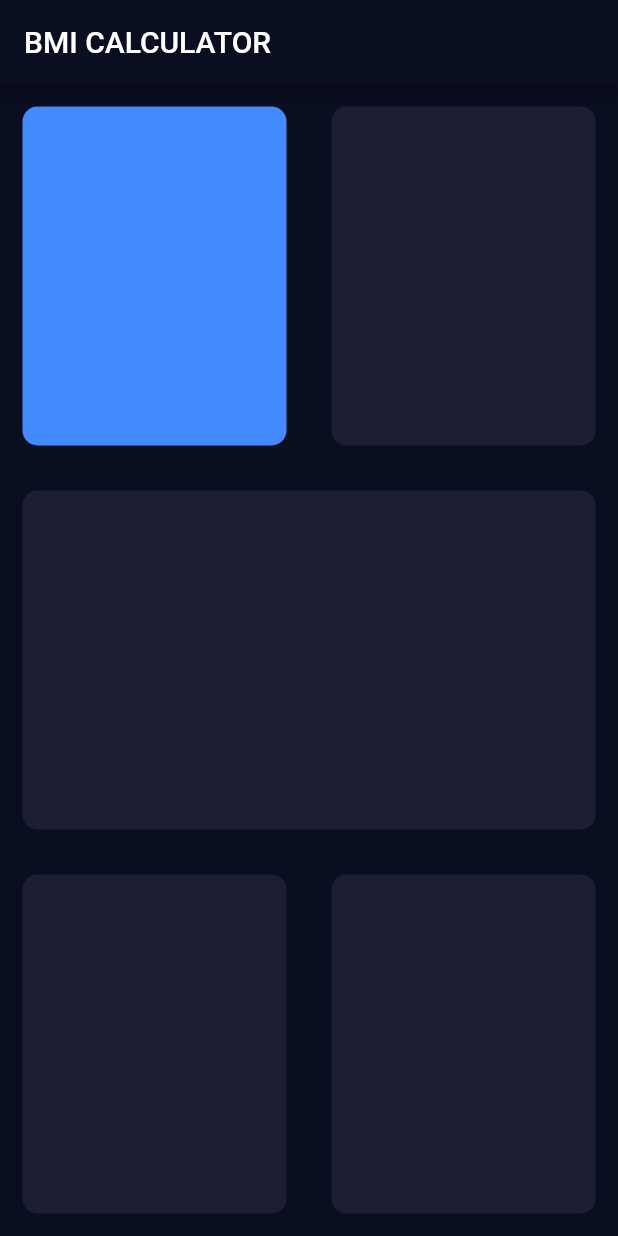
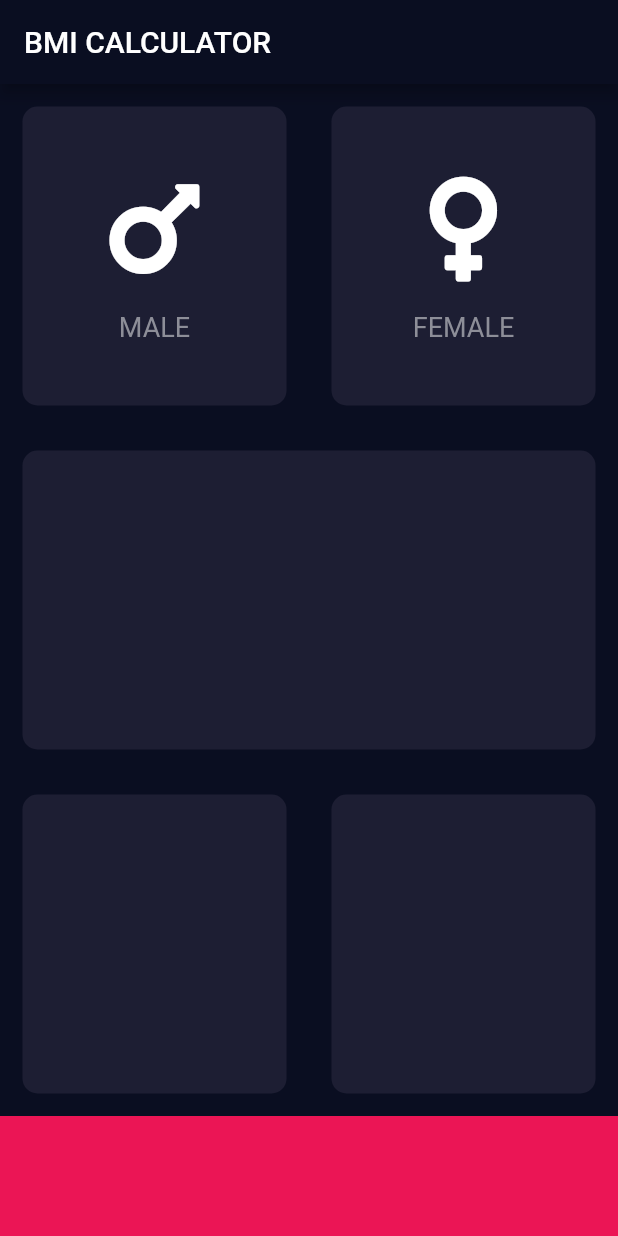
Before and after one commit to dmburyak/bmi_culculator, a Flutter app: the screen it shows after launch, on a phone screen of 412 x 824 dp. Run offline on Flutter 3.47's test engine with Material 2 defaults, Android fonts, the phone set to English and light mode, and no system bars; our stand-ins replace font_awesome_flutter.

Commit message:
add reusable card and icon content

```diff
--- /dev/null
+++ b/lib/icon_content.dart
@@ -0,0 +1,28 @@
+import 'package:flutter/material.dart';
+
+final TextStyle cardTextStyle = TextStyle(
+  fontSize: 18.0,
+  color: Color(0xFF8D8E98),
+);
+
+class IconContent extends StatelessWidget {
+  final IconData icon;
+  final String label;
+
+  IconContent({required this.icon, required this.label});
+
+  @override
+  Widget build(BuildContext context) {
+    return Column(
+      mainAxisAlignment: MainAxisAlignment.center,
+      children: [
+        Icon(icon, size: 80.0),
+        SizedBox(height: 15.0),
+        Text(
+          label,
+          style: cardTextStyle,
+        )
+      ],
+    );
+  }
+}
--- a/lib/input_page.dart
+++ b/lib/input_page.dart
@@ -1,4 +1,12 @@
 import 'package:flutter/material.dart';
+import 'package:font_awesome_flutter/font_awesome_flutter.dart';
+
+import 'icon_content.dart';
+import 'reusable_card.dart';
+
+const activeCardColor = Color(0xFF1D1E33);
+const bottomContainerColor = Color(0xFFEB1555);
+const bottomContainerHeight = 80.0;
 
 class InputPage extends StatefulWidget {
   @override
@@ -19,16 +27,24 @@ class _InputPageState extends State<InputPage> {
               child: Row(
                 children: [
                   Expanded(
-                    child: ReusableCard(color: Colors.blueAccent),
+                    child: ReusableCard(
+                      cardChild: IconContent(
+                        icon: FontAwesomeIcons.mars,
+                        label: 'MALE',
+                      ),
+                    ),
                   ),
                   Expanded(
-                    child: ReusableCard(),
+                    child: ReusableCard(cardChild: IconContent(
+                      icon: FontAwesomeIcons.venus,
+                      label: 'FEMALE',
+                    ),),
                   ),
                 ],
               ),
             ),
             Expanded(
-              child: ReusableCard(),
+              child: ReusableCard(cardChild: null,),
             ),
             Expanded(
               child: Row(
@@ -42,24 +58,12 @@ class _InputPageState extends State<InputPage> {
                 ],
               ),
             ),
+            Container(
+              width: double.infinity,
+              height: bottomContainerHeight,
+              color: bottomContainerColor,
+            )
           ],
         ));
   }
 }
-
-class ReusableCard extends StatelessWidget {
-  const ReusableCard({this.color = const Color(0xFF1D1E33)});
-
- final Color color;
-
-  @override
-  Widget build(BuildContext context) {
-    return Container(
-      margin: EdgeInsets.all(15.0),
-      decoration: BoxDecoration(
-        color: color,
-        borderRadius: BorderRadius.circular(10.0),
-      ),
-    );
-  }
-}
--- /dev/null
+++ b/lib/reusable_card.dart
@@ -0,0 +1,21 @@
+import 'package:flutter/material.dart';
+
+import 'input_page.dart';
+
+class ReusableCard extends StatelessWidget {
+  ReusableCard({this.color = activeCardColor, this.cardChild});
+
+  final Color color;
+  final dynamic cardChild;
+
+  @override
+  Widget build(BuildContext context) {
+    return Container(
+        margin: const EdgeInsets.all(15.0),
+        decoration: BoxDecoration(
+          color: color,
+          borderRadius: BorderRadius.circular(10.0),
+        ),
+        child: cardChild);
+  }
+}
--- a/pubspec.yaml
+++ b/pubspec.yaml
@@ -34,6 +34,7 @@ dependencies:
   # The following adds the Cupertino Icons font to your application.
   # Use with the CupertinoIcons class for iOS style icons.
   cupertino_icons: ^1.0.2
+  font_awesome_flutter: ^9.2.0
 
 dev_dependencies:
   flutter_test:
```
